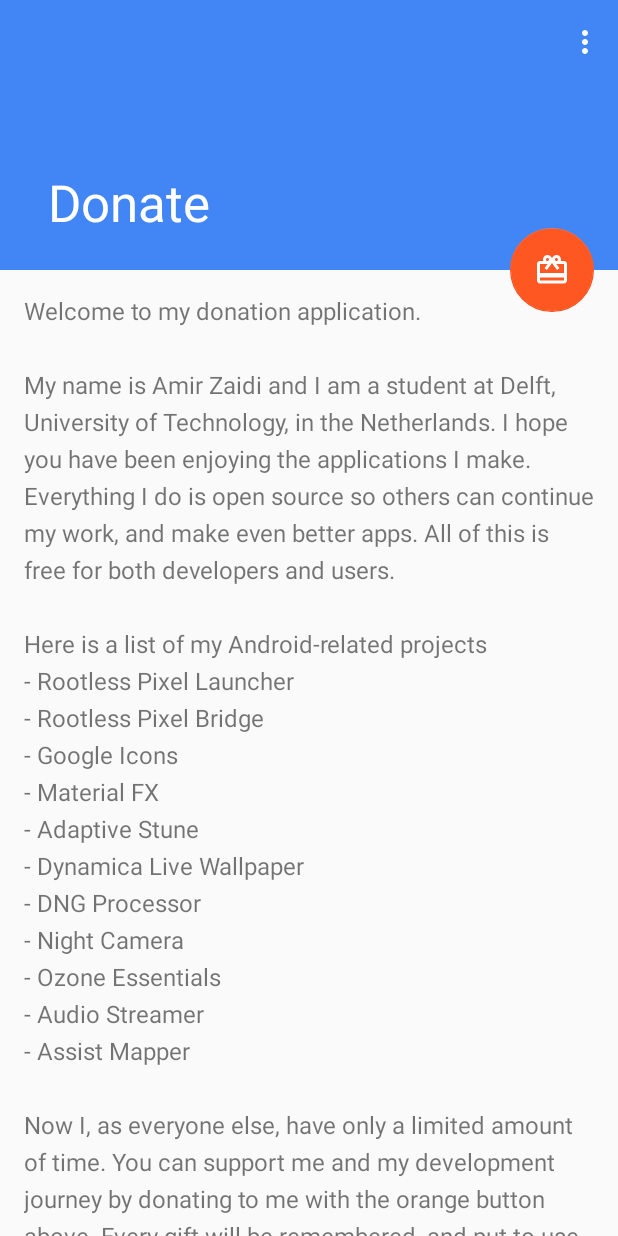
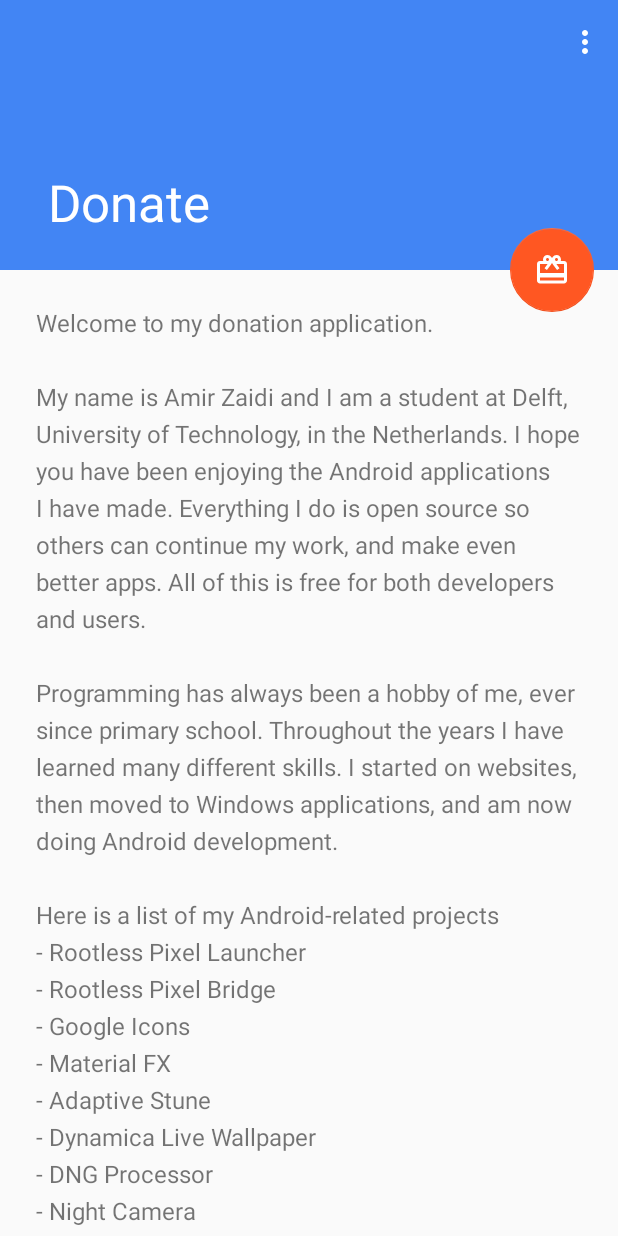
Before and after one commit to amirzaidi/Donation, an Android app: the screen it shows after launch (DonationActivity), on a phone screen of 412 x 824 dp. Run offline under Robolectric (Android 15) with nearby library versions, the phone set to English and light mode, and no system bars; libraries missing offline, so code that uses them is left out: com.android.billingclient; 2 statements that could not run were skipped.

Commit message:
Improve story visually, story text and add PayPal link

```diff
--- a/app/src/main/res/layout/content_donation.xml
+++ b/app/src/main/res/layout/content_donation.xml
@@ -14,6 +14,7 @@
         android:layout_margin="@dimen/text_margin"
         android:textSize="16sp"
         android:lineSpacingExtra="6dp"
-        android:text="@string/story" />
+        android:text="@string/story"
+        android:autoLink="web" />
 
 </androidx.core.widget.NestedScrollView>
--- a/app/src/main/res/values/dimens.xml
+++ b/app/src/main/res/values/dimens.xml
@@ -1,5 +1,5 @@
 <resources>
     <dimen name="app_bar_height">180dp</dimen>
     <dimen name="fab_margin">16dp</dimen>
-    <dimen name="text_margin">16dp</dimen>
+    <dimen name="text_margin">24dp</dimen>
 </resources>
--- a/app/src/main/res/values/strings.xml
+++ b/app/src/main/res/values/strings.xml
@@ -4,9 +4,13 @@
         "Welcome to my donation application."
 
         "\n\nMy name is Amir Zaidi and I am a student at Delft, University of Technology, in the Netherlands."
-        "I hope you have been enjoying the applications I make."
+        "I hope you have been enjoying the Android applications I have made."
         "Everything I do is open source so others can continue my work, and make even better apps."
         "All of this is free for both developers and users."
+
+        "\n\nProgramming has always been a hobby of me, ever since primary school."
+        "Throughout the years I have learned many different skills."
+        "I started on websites, then moved to Windows applications, and am now doing Android development."
 
         "\n\nHere is a list of my Android-related projects"
         "\n- Rootless Pixel Launcher"
@@ -22,8 +26,11 @@
         "\n- Assist Mapper"
 
         "\n\nNow I, as everyone else, have only a limited amount of time."
-        "You can support me and my development journey by donating to me with the orange button above."
-        "Every gift will be remembered, and put to use on new applications in the future."
+        "This year has been a very busy year as I was a freshman at university."
+        "Still, I feel like there aren't enough open source developments and want to push other developers to adopt the model too, so I keep going."
+        "You can support me and my journey by donating with the orange button above."
+        "Those who do not have Play Services installed have the option of using PayPal: https://paypal.me/amirzaidi."
+        "Every gift will be remembered, and put to use for updates and new applications in the future."
 
         "\n\nIf you wish to contact me, it is very easy to reach me outside of school hours."
         "Click on the three dots in the top right corner of the screen."
```
